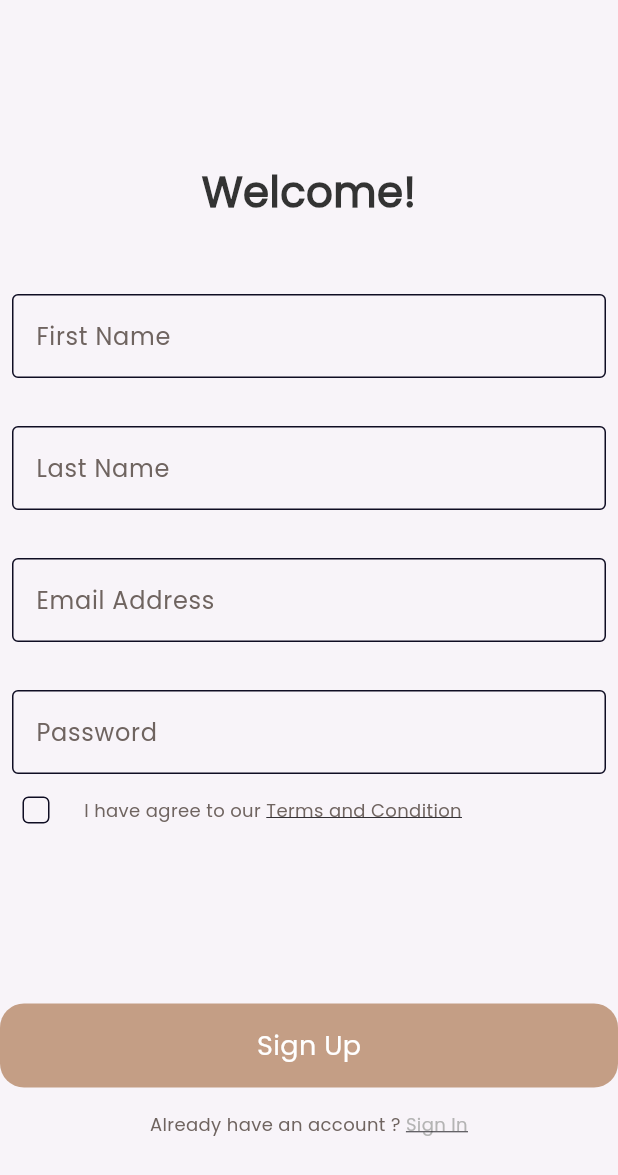
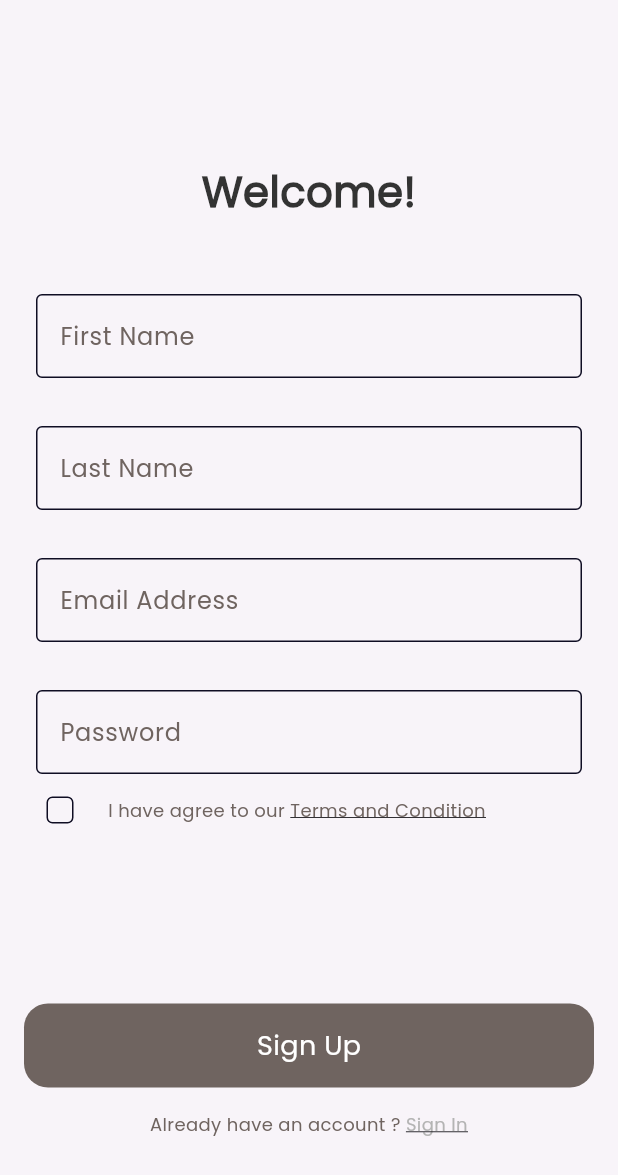
Before and after one commit to El-Qady/Dalel, a Flutter app: the SignupView screen opened by its route, on a phone screen of 412 x 824 dp. Shown: the top 1175 px of the screen. Run offline on Flutter 3.47's test engine with Material 3 defaults, Android fonts, the phone set to English and light mode, and no system bars; our stand-ins replace bloc, firebase_auth, firebase_core, flutter_bloc, fluttertoast, gap and 3 more; accounts and stored records are empty.

Commit message:
create cubit and add validation to form

```diff
--- a/lib/core/routes/app_router.dart
+++ b/lib/core/routes/app_router.dart
@@ -17,7 +17,7 @@ GoRouter router = GoRouter(
     GoRoute(
       path: '/signUp',
       builder: (context, state) => BlocProvider(
-        create: (context) => AuthSignUpCubitCubit(),
+        create: (context) => AuthSignUpCubit(),
         child: const SignupView(),
       ),
     ),
--- a/lib/features/auth/presentation/cubit/authsignup_cubit/auth_signup_cubit.dart
+++ b/lib/features/auth/presentation/cubit/authsignup_cubit/auth_signup_cubit.dart
@@ -1,13 +1,17 @@
 import 'package:bloc/bloc.dart';
 import 'package:firebase_auth/firebase_auth.dart';
+import 'package:flutter/material.dart';
 import 'package:flutter_application_1/features/auth/presentation/cubit/authsignup_cubit/auth_signup_cubit_state.dart';
 
-
-class AuthSignUpCubitCubit extends Cubit<AuthSignUpCubitState> {
-  AuthSignUpCubitCubit() : super(AuthSignupCubitInitial());
+class AuthSignUpCubit extends Cubit<AuthSignUpCubitState> {
+  AuthSignUpCubit() : super(AuthSignupCubitInitial());
   String? emailAddress;
   String? password;
-  signUpWithEmailAndPassword()async {
+  String? fristName;
+  String? lastName;
+  bool termsAndConditions = false;
+  GlobalKey<FormState> signupFormKey = GlobalKey();
+  signUpWithEmailAndPassword() async {
     try {
       emit(AuthSignupCubitLoadingState());
       await FirebaseAuth.instance.createUserWithEmailAndPassword(
@@ -17,16 +21,33 @@ class AuthSignUpCubitCubit extends Cubit<AuthSignUpCubitState> {
       emit(AuthSignupCubitSuccessState());
     } on FirebaseAuthException catch (e) {
       if (e.code == 'weak-password') {
-    emit(AuthSignupCubitFailureState(errorMessage: 'The password provided is too weak.'));
+        emit(
+          AuthSignupCubitFailureState(
+            errorMessage: 'The password provided is too weak.',
+          ),
+        );
       } else if (e.code == 'email-already-in-use') {
-    emit(AuthSignupCubitFailureState(errorMessage: 'The account already exists for that email.'));
-  }else if(e.code=='invalid-email'){
-    emit(AuthSignupCubitFailureState(errorMessage: 'The email address is not valid.'));
-  }else{
+        emit(
+          AuthSignupCubitFailureState(
+            errorMessage: 'The account already exists for that email.',
+          ),
+        );
+      } else if (e.code == 'invalid-email') {
+        emit(
+          AuthSignupCubitFailureState(
+            errorMessage: 'The email address is not valid.',
+          ),
+        );
+      } else {
         emit(AuthSignupCubitFailureState(errorMessage: e.message.toString()));
       }
     } catch (e) {
       emit(AuthSignupCubitFailureState(errorMessage: e.toString()));
     }
   }
+
+  updateTermsAndConditions(bool newValue) {
+    termsAndConditions = newValue;
+    emit(AuthSignupCubitUpdateTermsAndConditionsState());
   }
+}
--- a/lib/features/auth/presentation/cubit/authsignup_cubit/auth_signup_cubit_state.dart
+++ b/lib/features/auth/presentation/cubit/authsignup_cubit/auth_signup_cubit_state.dart
@@ -6,6 +6,9 @@ final class AuthSignupCubitLoadingState extends AuthSignUpCubitState {}
 
 final class AuthSignupCubitSuccessState extends AuthSignUpCubitState {}
 
+final class AuthSignupCubitUpdateTermsAndConditionsState
+    extends AuthSignUpCubitState {}
+
 final class AuthSignupCubitFailureState extends AuthSignUpCubitState {
   final String errorMessage;
   AuthSignupCubitFailureState({required this.errorMessage});
--- a/lib/features/auth/presentation/views/signup_view.dart
+++ b/lib/features/auth/presentation/views/signup_view.dart
@@ -3,10 +3,8 @@ import 'package:flutter/material.dart';
 import 'package:flutter_application_1/core/functions/navigation.dart';
 import 'package:flutter_application_1/core/utils/app_strings.dart';
 import 'package:flutter_application_1/features/auth/presentation/widgets/already_have_text.dart';
-import 'package:flutter_application_1/features/auth/presentation/widgets/custom_text_field.dart';
 import 'package:flutter_application_1/features/auth/presentation/widgets/custom_welcome.dart';
-import 'package:flutter_application_1/features/auth/presentation/widgets/terms_and_checkbox.dart';
-import 'package:flutter_application_1/features/onboarding/presentation/widgets/custom_botton.dart';
+import 'package:flutter_application_1/features/auth/presentation/widgets/signup_form.dart';
 import 'package:gap/gap.dart';
 
 class SignupView extends StatelessWidget {
@@ -23,15 +21,7 @@ class SignupView extends StatelessWidget {
             sliver: CustomWelcomeText(),
           ),
           SliverToBoxAdapter(child: Gap(16)),
-          CustomTextField(hinttext: AppStrings.fristName),
-          CustomTextField(hinttext: AppStrings.lastName),
-          CustomTextField(hinttext: AppStrings.emailAddress),
-          CustomTextField(hinttext: AppStrings.password),
-          TermsAndCheckBox(),
-          SliverToBoxAdapter(child: Gap(105)),
-          SliverToBoxAdapter(
-            child: CustomBotton(buttonText: AppStrings.signUp),
-          ),
+          SliverToBoxAdapter(child: SignUpForm()),
           SliverToBoxAdapter(child: Gap(16)),
           AlreadyHaveTEXT(
             text1: AppStrings.alreadyHaveAnAccount,
--- a/lib/features/auth/presentation/widgets/custom_text_field.dart
+++ b/lib/features/auth/presentation/widgets/custom_text_field.dart
@@ -3,15 +3,29 @@ import 'package:flutter_application_1/core/utils/app_colors.dart';
 import 'package:flutter_application_1/core/utils/app_strings.dart';
 import 'package:flutter_application_1/core/utils/app_text_styles.dart';
 
-class CustomTextField extends StatelessWidget {
-  const CustomTextField({super.key, required this.hinttext});
+class CustomTextFormField extends StatelessWidget {
+  const CustomTextFormField({
+    super.key,
+    required this.hinttext,
+    this.onChanged,
+    this.onSubmitted,
+  });
   final String hinttext;
+  final void Function(String)? onChanged;
+  final void Function(String)? onSubmitted;
   @override
   Widget build(BuildContext context) {
-    return SliverToBoxAdapter(
-      child: Padding(
+    return Padding(
       padding: const EdgeInsets.only(left: 8, right: 8, top: 32),
-        child: TextField(
+      child: TextFormField(
+        validator: (value) {
+          if (value == null || value.isEmpty) {
+            return 'Field is required';
+          }
+          return null;
+        },
+        onChanged: onChanged,
+        onFieldSubmitted: onSubmitted,
         obscureText: hinttext == AppStrings.password ? true : false,
         decoration: InputDecoration(
           labelText: hinttext,
@@ -24,7 +38,6 @@ class CustomTextField extends StatelessWidget {
           enabledBorder: customBorderStyle(),
         ),
       ),
-      ),
     );
   }
 }
--- /dev/null
+++ b/lib/features/auth/presentation/widgets/signup_form.dart
@@ -0,0 +1,98 @@
+import 'package:flutter/material.dart';
+import 'package:flutter_application_1/core/functions/flutter_toast.dart';
+import 'package:flutter_application_1/core/utils/app_colors.dart';
+import 'package:flutter_application_1/core/utils/app_strings.dart';
+import 'package:flutter_application_1/features/auth/presentation/cubit/authsignup_cubit/auth_signup_cubit.dart';
+import 'package:flutter_application_1/features/auth/presentation/cubit/authsignup_cubit/auth_signup_cubit_state.dart';
+import 'package:flutter_application_1/features/auth/presentation/widgets/custom_text_field.dart';
+import 'package:flutter_application_1/features/auth/presentation/widgets/terms_and_checkbox.dart';
+import 'package:flutter_application_1/features/onboarding/presentation/widgets/custom_botton.dart';
+import 'package:flutter_bloc/flutter_bloc.dart';
+import 'package:fluttertoast/fluttertoast.dart';
+import 'package:gap/gap.dart';
+
+class SignUpForm extends StatelessWidget {
+  const SignUpForm({super.key});
+
+  @override
+  Widget build(BuildContext context) {
+    return BlocConsumer<AuthSignUpCubit, AuthSignUpCubitState>(
+      listener: (context, state) {
+        if (state is AuthSignupCubitFailureState) {
+          flutterToastError(state);
+        }
+      },
+      builder: (context, state) {
+        AuthSignUpCubit authsignupcubit = BlocProvider.of<AuthSignUpCubit>(
+          context,
+        );
+        return Form(
+          key: authsignupcubit.signupFormKey,
+          child: Padding(
+            padding: const EdgeInsets.symmetric(horizontal: 16),
+            child: Column(
+              children: [
+                CustomTextFormField(
+                  hinttext: AppStrings.fristName,
+                  onChanged: (fristName) {
+                    authsignupcubit.fristName = fristName;
+                  },
+                  onSubmitted: (fristName) {
+                    authsignupcubit.fristName = fristName;
+                  },
+                ),
+                CustomTextFormField(
+                  hinttext: AppStrings.lastName,
+                  onChanged: (lastName) {
+                    authsignupcubit.lastName = lastName;
+                  },
+                  onSubmitted: (lastName) {
+                    authsignupcubit.lastName = lastName;
+                  },
+                ),
+                CustomTextFormField(
+                  hinttext: AppStrings.emailAddress,
+                  onChanged: (email) {
+                    authsignupcubit.emailAddress = email;
+                  },
+                  onSubmitted: (email) {
+                    authsignupcubit.emailAddress = email;
+                  },
+                ),
+                CustomTextFormField(
+                  hinttext: AppStrings.password,
+                  onChanged: (password) {
+                    authsignupcubit.password = password;
+                  },
+                  onSubmitted: (password) {
+                    authsignupcubit.password = password;
+                  },
+                ),
+                TermsAndCheckBox(),
+                Gap(105),
+                state is AuthSignupCubitLoadingState
+                    ? CircularProgressIndicator(color: AppColors.primaryColor)
+                    : CustomBotton(
+                        isgrey: authsignupcubit.termsAndConditions
+                            ? false
+                            : true,
+                        buttonText: AppStrings.signUp,
+                        ontap: () {
+                          if (authsignupcubit.termsAndConditions == true) {
+                            if (authsignupcubit.signupFormKey.currentState!
+                                .validate()) {
+                              authsignupcubit.signUpWithEmailAndPassword();
+                            }
+                          }
+                        },
+                      ),
+              ],
+            ),
+          ),
+        );
+      },
+    );
+  }
+
+
+}
--- a/lib/features/auth/presentation/widgets/terms_and_checkbox.dart
+++ b/lib/features/auth/presentation/widgets/terms_and_checkbox.dart
@@ -9,8 +9,7 @@ class TermsAndCheckBox extends StatelessWidget {
 
   @override
   Widget build(BuildContext context) {
-    return SliverToBoxAdapter(
-      child: Row(
+    return Row(
       children: [
         CustomCheckBox(),
         const SizedBox(width: 8),
@@ -35,7 +34,6 @@ class TermsAndCheckBox extends StatelessWidget {
           ),
         ),
       ],
-      ),
     );
   }
 }
--- a/lib/features/onboarding/presentation/widgets/custom_botton.dart
+++ b/lib/features/onboarding/presentation/widgets/custom_botton.dart
@@ -8,10 +8,12 @@ class CustomBotton extends StatelessWidget {
     this.ontap,
     required this.buttonText,
     this.isLast = false,
+    this.isgrey = false,
   });
   final VoidCallback? ontap;
   final String buttonText;
   final bool isLast;
+  final bool isgrey;
   @override
   Widget build(BuildContext context) {
     return GestureDetector(
@@ -20,7 +22,11 @@ class CustomBotton extends StatelessWidget {
         width: MediaQuery.of(context).size.width,
         height: 56,
         decoration: BoxDecoration(
-          color: isLast ? null : AppColors.primaryColor,
+          color: isgrey
+              ? AppColors.deepGrey
+              : isLast
+              ? null
+              : AppColors.primaryColor,
           borderRadius: BorderRadius.circular(16),
         ),
         child: Center(
--- a/pubspec.yaml
+++ b/pubspec.yaml
@@ -42,6 +42,7 @@ dependencies:
   bloc: ^9.0.1
   firebase_auth: ^6.1.0
   firebase_core: ^4.1.1
+  fluttertoast: ^9.0.0
 
 dev_dependencies:
   flutter_test:
```
Also changed, not shown: lib/core/functions/flutter_toast.dart (added, +15 -0 lines), lib/features/auth/presentation/widgets/custom_checkbox.dart (+4 -3 lines), pubspec.lock. Lines whose indentation alone changed are shown as unchanged.
